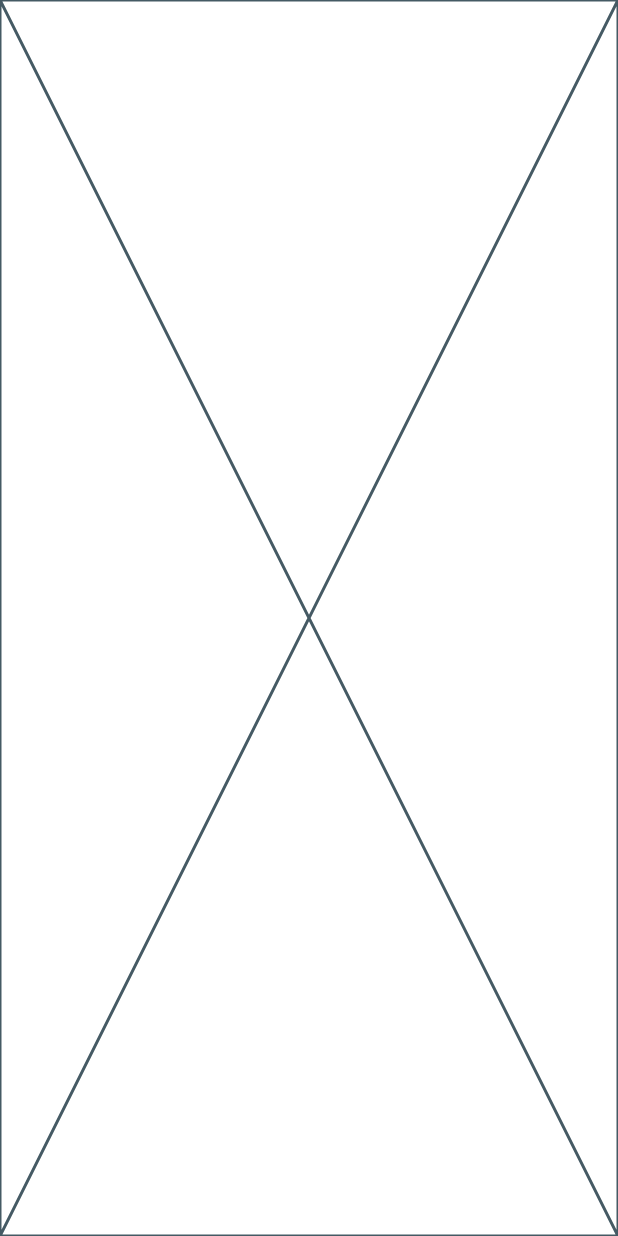
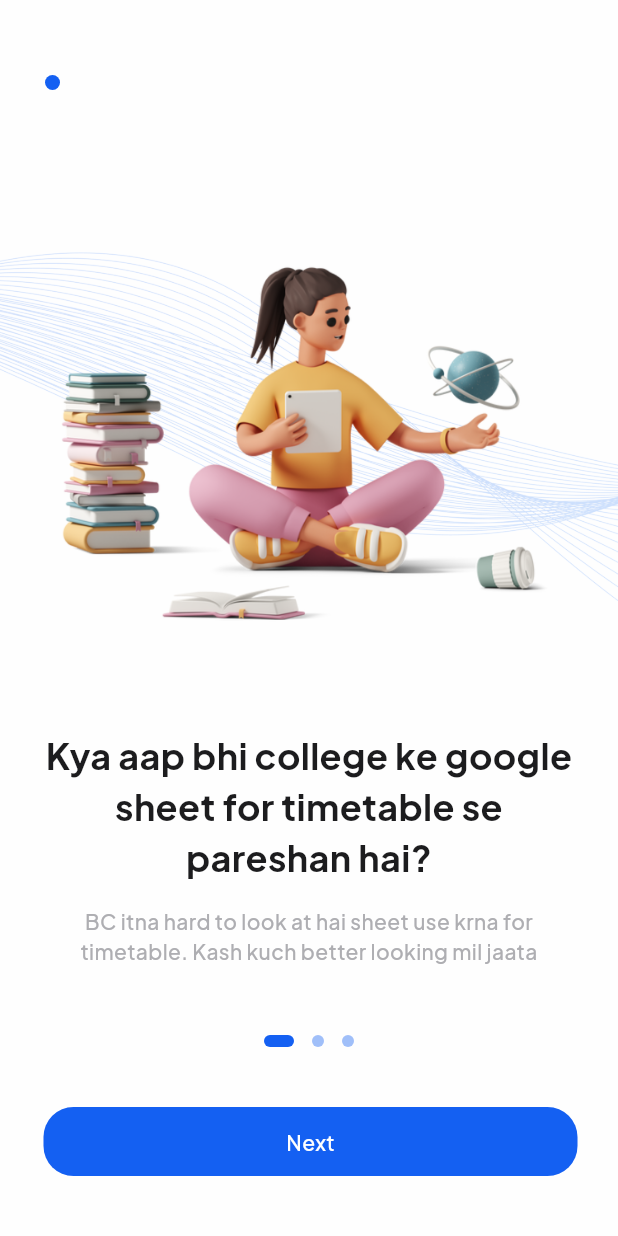
Before and after one commit to rd6260/college_clock, a Flutter app: the screen it shows after launch, on a phone screen of 412 x 824 dp. Run offline on Flutter 3.47's test engine with Material 3 defaults, Android fonts, the phone set to English and light mode, and no system bars; drawn by our look-alikes of dots_indicator; our stand-ins replace google_fonts.

Commit message:
onboarding screen

```diff
--- a/lib/main.dart
+++ b/lib/main.dart
@@ -1,5 +1,5 @@
-import 'package:college_clock/screens/home_screen.dart';
 import 'package:flutter/material.dart';
+import 'package:college_clock/screens/onboarding_screen.dart';
 
 void main() {
   runApp(const MyApp());
@@ -12,7 +12,8 @@ class MyApp extends StatelessWidget {
   Widget build(BuildContext context) {
     return MaterialApp(
       title: 'Flutter Demo',
-      home: HomeScreen(),
+      debugShowCheckedModeBanner: false,
+      home: OnBoardingScreen(),
     );
   }
 }
--- /dev/null
+++ b/lib/screens/onboarding_screen.dart
@@ -0,0 +1,309 @@
+// import 'package:college_clock/screens/full_table_screen.dart';
+import 'package:college_clock/screens/home_screen.dart';
+import 'package:dots_indicator/dots_indicator.dart';
+import 'package:flutter/material.dart';
+import 'package:google_fonts/google_fonts.dart';
+
+class ImagesPath {
+  static String kOnboarding1 = 'assets/onboarding/onboarding1.png';
+  static String kOnboarding2 = 'assets/onboarding/onBoarding2.png';
+  static String kOnboarding3 = 'assets/onboarding/onBoarding3.png';
+}
+
+class AppColor {
+  static Color kPrimary = const Color(0XFF1460F2);
+  static Color kWhite = const Color(0XFFFFFFFF);
+  static Color kOnBoardingColor = const Color(0XFFFEFEFE);
+  static Color kGrayscale40 = const Color(0XFFAEAEB2);
+  static Color kGrayscaleDark100 = const Color(0XFF1C1C1E);
+}
+
+class OnBoardingScreen extends StatefulWidget {
+  const OnBoardingScreen({super.key});
+
+  @override
+  State<OnBoardingScreen> createState() => _OnBoardingScreenState();
+}
+
+class _OnBoardingScreenState extends State<OnBoardingScreen> {
+  final PageController _pageController = PageController(initialPage: 0);
+  int _currentIndex = 0;
+
+  void onGetStarted() {
+    if (_currentIndex == onBoardinglist.length - 1) {
+      Navigator.pushReplacement(
+        context,
+        MaterialPageRoute(builder: (context) => HomeScreen()),
+      );
+    } else {
+      _pageController.nextPage(
+        duration: const Duration(milliseconds: 500),
+        curve: Curves.fastOutSlowIn,
+      );
+    }
+  }
+
+  @override
+  Widget build(BuildContext context) {
+    return Scaffold(
+      backgroundColor: AppColor.kOnBoardingColor,
+      body: Column(
+        crossAxisAlignment: CrossAxisAlignment.start,
+        children: [
+          const SizedBox(height: 20),
+          Container(
+            height: 10,
+            width: 10,
+            margin: const EdgeInsets.all(30),
+            decoration: BoxDecoration(
+              shape: BoxShape.circle,
+              color: AppColor.kPrimary,
+            ),
+          ),
+          const SizedBox(height: 16),
+          Expanded(
+            // flex: 5,
+            child: PageView.builder(
+              scrollDirection: Axis.horizontal,
+              itemCount: onBoardinglist.length,
+              physics: const BouncingScrollPhysics(),
+              controller: _pageController,
+              onPageChanged: (index) {
+                setState(() {
+                  _currentIndex = index;
+                });
+              },
+              itemBuilder: (context, index) {
+                return OnBoardingCard(onBoardingModel: onBoardinglist[index]);
+              },
+            ),
+          ),
+          const SizedBox(height: 40),
+          Center(
+            child: DotsIndicator(
+              dotsCount: onBoardinglist.length,
+              position: _currentIndex.toDouble(),
+              decorator: DotsDecorator(
+                color: AppColor.kPrimary.withValues(alpha: 0.4),
+                size: const Size.square(8.0),
+                activeSize: const Size(20.0, 8.0),
+                activeShape: RoundedRectangleBorder(
+                  borderRadius: BorderRadius.circular(5),
+                ),
+                activeColor: AppColor.kPrimary,
+              ),
+            ),
+          ),
+          const SizedBox(height: 30),
+          Padding(
+            padding: const EdgeInsets.only(left: 25, right: 23, bottom: 36),
+            child: PrimaryButton(
+              elevation: 0,
+              onTap: onGetStarted,
+              text:
+                  _currentIndex == onBoardinglist.length - 1
+                      ? 'Get Started'
+                      : 'Next',
+              bgColor: AppColor.kPrimary,
+              borderRadius: 20,
+              height: 46,
+              width: double.infinity,
+              textColor: AppColor.kWhite,
+            ),
+          ),
+        ],
+      ),
+    );
+  }
+}
+
+class PrimaryButton extends StatefulWidget {
+  final VoidCallback onTap;
+  final String text;
+  final double? width;
+  final double? height;
+  final double? borderRadius, elevation;
+  final double? fontSize;
+  final IconData? iconData;
+  final Color? textColor, bgColor;
+  const PrimaryButton({
+    super.key,
+    required this.onTap,
+    required this.text,
+    this.width,
+    this.height,
+    this.elevation = 5,
+    this.borderRadius,
+    this.fontSize,
+    required this.textColor,
+    required this.bgColor,
+    this.iconData,
+  });
+
+  @override
+  State<PrimaryButton> createState() => _PrimaryButtonState();
+}
+
+class _PrimaryButtonState extends State<PrimaryButton>
+    with SingleTickerProviderStateMixin {
+  late AnimationController _controller;
+  final Duration _animationDuration = const Duration(milliseconds: 300);
+  final Tween<double> _tween = Tween<double>(begin: 1.0, end: 0.95);
+  @override
+  void initState() {
+    _controller = AnimationController(vsync: this, duration: _animationDuration)
+      ..addListener(() {
+        setState(() {});
+      });
+    super.initState();
+  }
+
+  @override
+  void dispose() {
+    _controller.dispose();
+    super.dispose();
+  }
+
+  @override
+  Widget build(BuildContext context) {
+    return GestureDetector(
+      onTap: () {
+        _controller.forward().then((_) {
+          _controller.reverse();
+        });
+        widget.onTap();
+      },
+      child: ScaleTransition(
+        scale: _tween.animate(
+          CurvedAnimation(
+            parent: _controller,
+            curve: Curves.easeOut,
+            reverseCurve: Curves.easeIn,
+          ),
+        ),
+        child: Card(
+          elevation: widget.elevation ?? 5,
+          shape: RoundedRectangleBorder(
+            borderRadius: BorderRadius.circular(widget.borderRadius!),
+          ),
+          child: Container(
+            height: widget.height ?? 55,
+            alignment: Alignment.center,
+            width: widget.width ?? double.maxFinite,
+            decoration: BoxDecoration(
+              color: widget.bgColor,
+              borderRadius: BorderRadius.circular(widget.borderRadius!),
+            ),
+            child: Text(
+              widget.text,
+              style: GoogleFonts.plusJakartaSans(
+                fontSize: 14,
+                fontWeight: FontWeight.w500,
+                color: AppColor.kWhite,
+              ).copyWith(
+                color: widget.textColor,
+                fontWeight: FontWeight.w500,
+                fontSize: widget.fontSize,
+              ),
+            ),
+          ),
+        ),
+      ),
+    );
+  }
+}
+
+class OnBoardingCard extends StatefulWidget {
+  final OnBoarding onBoardingModel;
+  const OnBoardingCard({super.key, required this.onBoardingModel});
+
+  @override
+  State<OnBoardingCard> createState() => _OnBoardingCardState();
+}
+
+class _OnBoardingCardState extends State<OnBoardingCard> {
+  @override
+  Widget build(BuildContext context) {
+    return Column(
+      children: [
+        Expanded(child: SizedBox()),
+        Image.asset(
+          widget.onBoardingModel.image,
+          height: 300,
+          width: double.maxFinite,
+          fit: BoxFit.fitWidth,
+        ),
+        Expanded(child: SizedBox()),
+        OnboardingTextCard(onBoardingModel: widget.onBoardingModel),
+      ],
+    );
+  }
+}
+
+class OnboardingTextCard extends StatelessWidget {
+  final OnBoarding onBoardingModel;
+  const OnboardingTextCard({required this.onBoardingModel, super.key});
+
+  @override
+  Widget build(BuildContext context) {
+    return Padding(
+      padding: const EdgeInsets.symmetric(horizontal: 23),
+      child: Column(
+        children: [
+          Text(
+            onBoardingModel.title,
+            textAlign: TextAlign.center,
+            style: GoogleFonts.plusJakartaSans(
+              fontSize: 24,
+              fontWeight: FontWeight.bold,
+              color: AppColor.kGrayscaleDark100,
+            ).copyWith(fontSize: 24),
+          ),
+          const SizedBox(height: 16),
+          Text(
+            onBoardingModel.description,
+            textAlign: TextAlign.center,
+            style: GoogleFonts.plusJakartaSans(
+              fontSize: 14,
+              fontWeight: FontWeight.w500,
+              color: AppColor.kWhite,
+            ).copyWith(color: AppColor.kGrayscale40, fontSize: 14),
+          ),
+        ],
+      ),
+    );
+  }
+}
+
+class OnBoarding {
+  String title;
+  String description;
+  String image;
+
+  OnBoarding({
+    required this.title,
+    required this.description,
+    required this.image,
+  });
+}
+
+List<OnBoarding> onBoardinglist = [
+  OnBoarding(
+    title: 'Kya aap bhi college ke google sheet for timetable se pareshan hai?',
+    image: ImagesPath.kOnboarding1,
+    description:
+        'BC itna hard to look at hai sheet use krna for timetable. Kash kuch better looking mil jaata',
+  ),
+  OnBoarding(
+    title: '',
+    image: ImagesPath.kOnboarding2,
+    description:
+        'Engaging features including test, story telling, and conversations that motivate and inspire language learners to unlock their full potential',
+  ),
+  OnBoarding(
+    title: "Experience the Premium Features with Our App",
+    image: ImagesPath.kOnboarding3,
+    description:
+        'Updated TalkGpt with premium materials and a dedicated following, providing language learners with immersive content for effective learning',
+  ),
+];
--- a/pubspec.yaml
+++ b/pubspec.yaml
@@ -34,6 +34,8 @@ dependencies:
   # The following adds the Cupertino Icons font to your application.
   # Use with the CupertinoIcons class for iOS style icons.
   cupertino_icons: ^1.0.8
+  dots_indicator: ^4.0.1
+  google_fonts: ^6.2.1
 
 dev_dependencies:
   flutter_test:
@@ -60,6 +62,8 @@ flutter:
   # To add assets to your application, add an assets section, like this:
   assets:
     - assets/onboarding/
+    # - assets/onboarding/
+    # - assets/onboarding/onboarding1.png
   #   - images/a_dot_ham.jpeg
 
   # An image asset can refer to one or more resolution-specific "variants", see
```
Also changed, not shown: lib/screens/full_table_screen.dart (added, +290 -0 lines), pubspec.lock, 1 other file.
